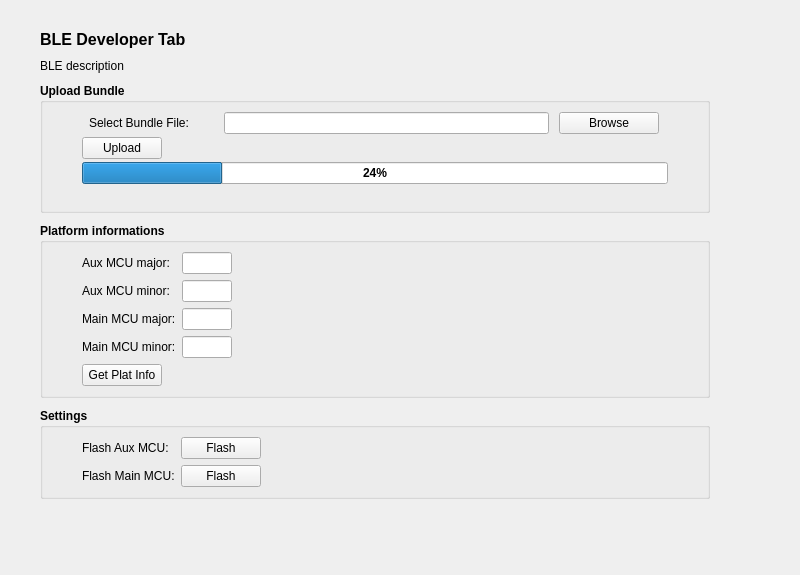
First picture: the form in src/BleDev.ui, repository mooltipass/moolticute, before the edit.
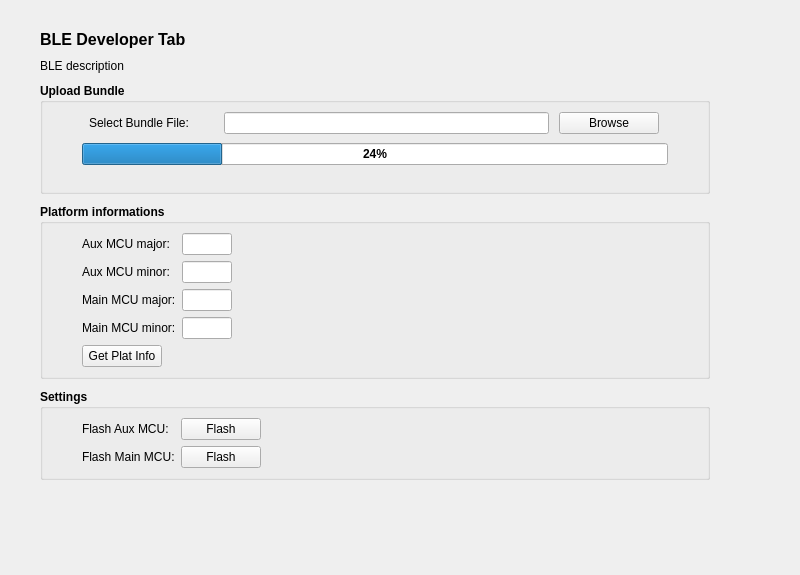
Second picture: the form after the edit.

Commit message: #383 Simplifying upload bundle on BLE dev tab

The edit to the form file:
```diff
--- a/src/BleDev.ui
+++ b/src/BleDev.ui
@@ -86,7 +86,7 @@
    <item>
     <widget class="QGroupBox" name="groupBoxUploadBundle">
      <property name="sizePolicy">
-      <sizepolicy hsizetype="Preferred" vsizetype="Preferred">
+      <sizepolicy hsizetype="Preferred" vsizetype="Maximum">
        <horstretch>0</horstretch>
        <verstretch>0</verstretch>
       </sizepolicy>
@@ -118,6 +118,9 @@
         <property name="rightMargin">
          <number>30</number>
         </property>
+        <property name="bottomMargin">
+         <number>6</number>
+        </property>
         <item>
          <widget class="QLabel" name="label_bundleText">
           <property name="sizePolicy">
@@ -192,48 +195,6 @@
         </item>
        </layout>
       </item>
-      <item>
-       <layout class="QHBoxLayout" name="horizontalLayout_2">
-        <property name="leftMargin">
-         <number>30</number>
-        </property>
-        <property name="rightMargin">
-         <number>30</number>
-        </property>
-        <item>
-         <widget class="QPushButton" name="btnUpload">
-          <property name="minimumSize">
-           <size>
-            <width>80</width>
-            <height>0</height>
-           </size>
-          </property>
-          <property name="font">
-           <font>
-            <weight>50</weight>
-            <bold>false</bold>
-           </font>
-          </property>
-          <property name="text">
-           <string>Upload</string>
-          </property>
-         </widget>
-        </item>
-        <item>
-         <spacer name="horizontalSpacer">
-          <property name="orientation">
-           <enum>Qt::Horizontal</enum>
-          </property>
-          <property name="sizeHint" stdset="0">
-           <size>
-            <width>40</width>
-            <height>20</height>
-           </size>
-          </property>
-         </spacer>
-        </item>
-       </layout>
-      </item>
       <item>
        <layout class="QHBoxLayout" name="horizontalLayout_7">
         <property name="leftMargin">
```
The commit also changes 2 other files.
